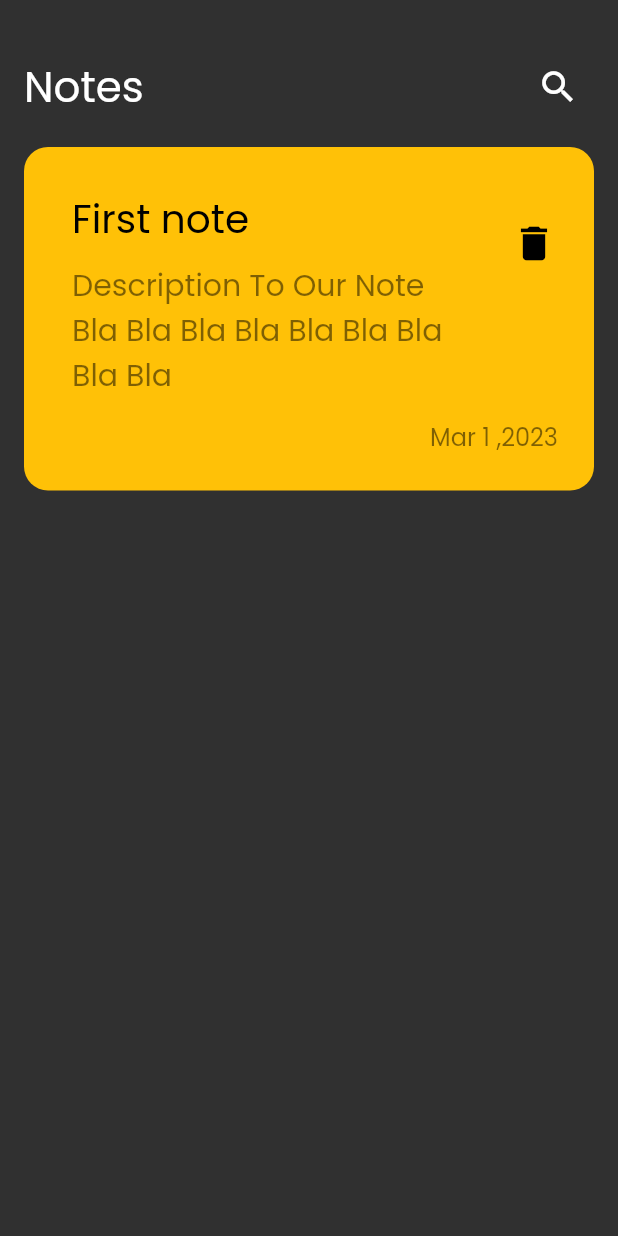
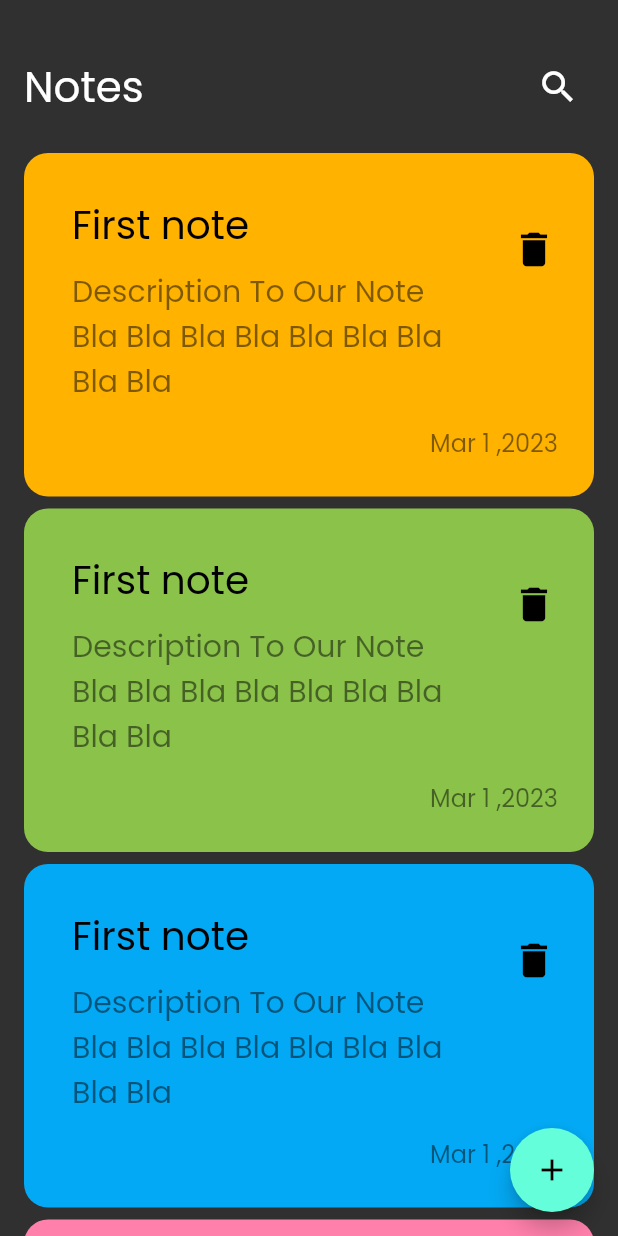
Before and after one commit to youssefhedefa/Note-App, a Flutter app: the screen it shows after launch, on a phone screen of 412 x 824 dp. Run offline on Flutter 3.47's test engine with Material 2 defaults, Android fonts, the phone set to English and light mode, and no system bars.

Commit message:
add floating action button and add list of colors to change color of every note item

```diff
--- a/lib/views/notes_view.dart
+++ b/lib/views/notes_view.dart
@@ -6,8 +6,14 @@ class NotesView extends StatelessWidget {
 
   @override
   Widget build(BuildContext context) {
-    return const Scaffold(
-      body: NotesAppBody(),
+    return  Scaffold(
+      floatingActionButton: FloatingActionButton(
+          onPressed: (){},
+        child: const Icon(
+            Icons.add,
+        ),
+      ),
+      body: const NotesAppBody(),
     );
   }
 }
--- a/lib/views/widget/custom_note_item.dart
+++ b/lib/views/widget/custom_note_item.dart
@@ -1,7 +1,9 @@
 import 'package:flutter/material.dart';
 
 class NoteItem extends StatelessWidget {
-  const NoteItem({Key? key}) : super(key: key);
+  const NoteItem({Key? key,this.color}) : super(key: key);
+  final Color? color;
+  //NoteItem({this.color});
 
   @override
   Widget build(BuildContext context) {
@@ -15,7 +17,7 @@ class NoteItem extends StatelessWidget {
         ),
         decoration: BoxDecoration(
           borderRadius: BorderRadius.circular(16),
-          color: Colors.amber,
+          color: color,
         ),
         child: Column(
           crossAxisAlignment: CrossAxisAlignment.end,
--- /dev/null
+++ b/lib/views/widget/note_list_view.dart
@@ -0,0 +1,22 @@
+import 'package:flutter/material.dart';
+
+import 'custom_note_item.dart';
+
+class NoteList extends StatelessWidget {
+  const NoteList({Key? key}) : super(key: key);
+  final List<Color> pickColor = const [Color(0xFFFFB300),Colors.lightGreen,Colors.lightBlue,Color(0xFFFF80AB)];
+
+  @override
+  Widget build(BuildContext context) {
+    return Expanded(
+      child: ListView.builder(
+        physics: const BouncingScrollPhysics(),
+        itemBuilder: (context, index) =>  Padding(
+          padding: const EdgeInsets.symmetric(vertical: 4),
+          child: NoteItem(color: pickColor[index%4],),
+        ),
+        itemCount: 20,
+      ),
+    );
+  }
+}
--- a/lib/views/widget/notes_app_body.dart
+++ b/lib/views/widget/notes_app_body.dart
@@ -1,16 +1,16 @@
 import 'package:flutter/material.dart';
 import 'package:note_app/views/widget/custom_app_bar.dart';
+import 'note_list_view.dart';
 
-import 'custom_note_item.dart';
 class NotesAppBody extends StatelessWidget {
   const NotesAppBody({Key? key}) : super(key: key);
 
   @override
   Widget build(BuildContext context) {
-    return  Column(
+    return Column(
       children: const [
         CustomAppBar(),
-        NoteItem(),
+        NoteList(),
       ],
     );
   }
```
